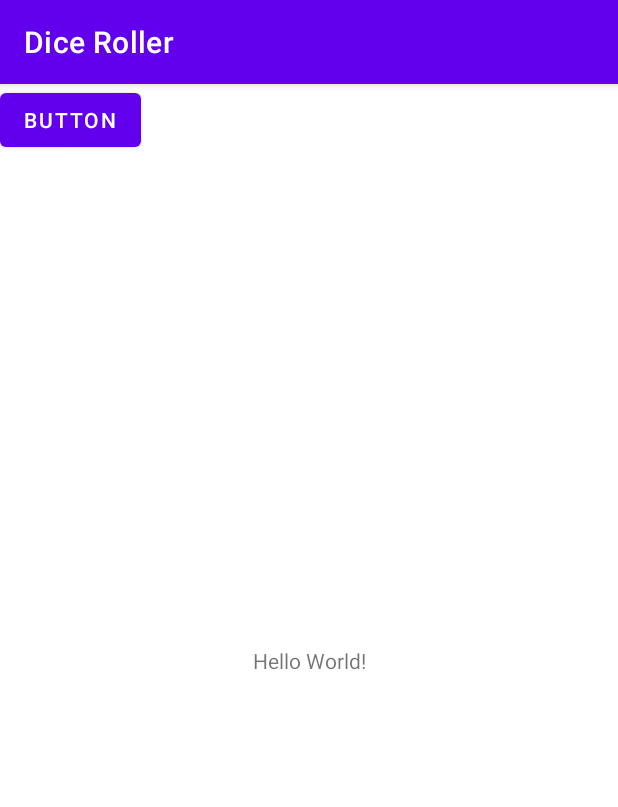
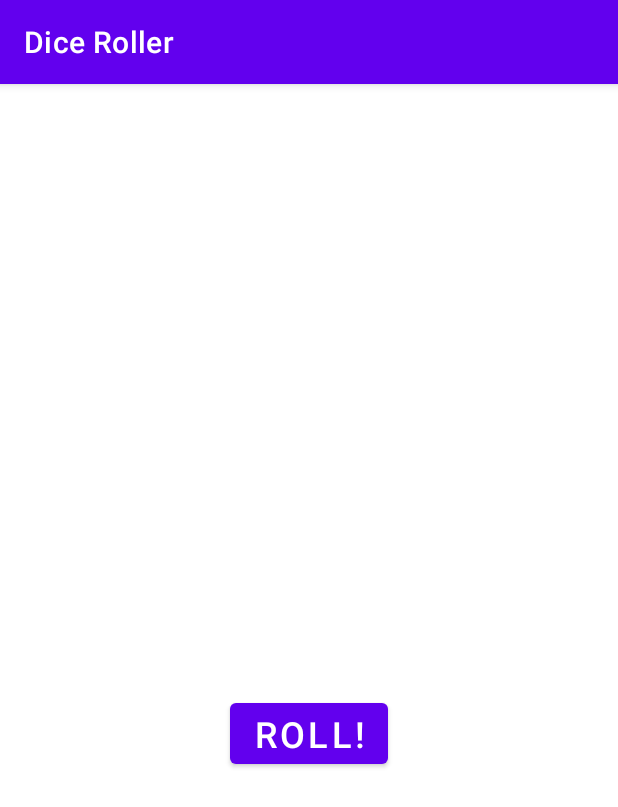
Before and after one commit to ibmmtr/DiceRoller, an Android app: the screen it shows after launch (MainActivity), on a phone screen of 412 x 824 dp. Shown: the top 807 px of the screen. Run offline under Robolectric (Android 15) with nearby library versions, the phone set to English and light mode, and no system bars.

Commit message:
New Button, Text id

```diff
--- a/app/build.gradle
+++ b/app/build.gradle
@@ -39,7 +39,7 @@ dependencies {
     implementation 'androidx.appcompat:appcompat:1.3.0'
     implementation 'com.google.android.material:material:1.3.0'
     implementation 'androidx.constraintlayout:constraintlayout:2.0.4'
-    testImplementation 'junit:junit:4.+'
+    testImplementation 'junit:junit:4.13.2'
     androidTestImplementation 'androidx.test.ext:junit:1.1.2'
     androidTestImplementation 'androidx.test.espresso:espresso-core:3.3.0'
 }
--- a/app/src/main/res/layout/activity_main.xml
+++ b/app/src/main/res/layout/activity_main.xml
@@ -7,9 +7,11 @@
     tools:context=".MainActivity">
 
     <TextView
+        android:id="@+id/textView"
         android:layout_width="wrap_content"
         android:layout_height="wrap_content"
-        android:text="Hello World!"
+        android:textSize="34sp"
+        tools:text="1"
         app:layout_constraintBottom_toBottomOf="parent"
         app:layout_constraintLeft_toLeftOf="parent"
         app:layout_constraintRight_toRightOf="parent"
@@ -19,8 +21,10 @@
         android:id="@+id/button"
         android:layout_width="wrap_content"
         android:layout_height="wrap_content"
-        android:text="Button"
-        tools:layout_editor_absoluteX="158dp"
-        tools:layout_editor_absoluteY="391dp" />
+        android:text="@string/button_roll"
+        android:textSize="24sp"
+        app:layout_constraintEnd_toEndOf="parent"
+        app:layout_constraintStart_toStartOf="parent"
+        app:layout_constraintTop_toBottomOf="@+id/textView" />
 
 </androidx.constraintlayout.widget.ConstraintLayout>
--- a/app/src/main/res/values/strings.xml
+++ b/app/src/main/res/values/strings.xml
@@ -1,3 +1,5 @@
 <resources>
     <string name="app_name">Dice Roller</string>
+    <string name="hello_world">Hello World!</string>
+    <string name="button_roll">Roll!</string>
 </resources>
--- a/app/src/main/res/values/themes.xml
+++ b/app/src/main/res/values/themes.xml
@@ -13,4 +13,6 @@
         <item name="android:statusBarColor" tools:targetApi="l">?attr/colorPrimaryVariant</item>
         <!-- Customize your theme here. -->
     </style>
+
+    <string name="button">Button</string>
 </resources>
```
Also changed, not shown: app/src/main/java/com/example/diceroller/MainActivity.kt (+37 -1 lines), 490 other files.
